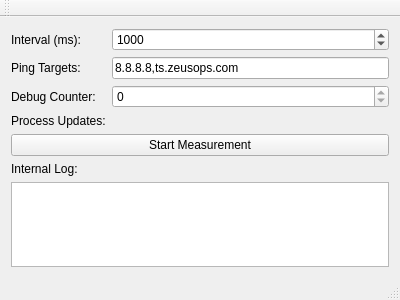
Above: src/mainwindow.ui from blizzard4591/zeusUtilities before the change. Below: the same form after it.
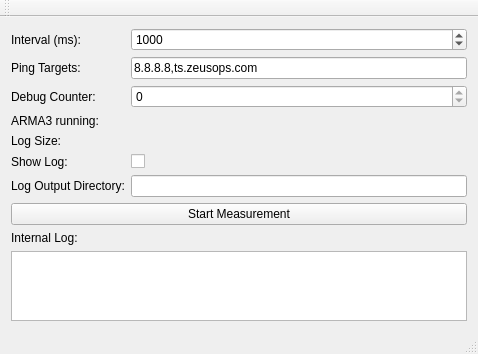
That is the form after the change.

```diff
--- a/src/mainwindow.ui
+++ b/src/mainwindow.ui
@@ -6,8 +6,8 @@
    <rect>
     <x>0</x>
     <y>0</y>
-    <width>400</width>
-    <height>300</height>
+    <width>478</width>
+    <height>339</height>
    </rect>
   </property>
   <property name="windowTitle">
@@ -77,12 +77,50 @@
       <item row="3" column="0">
        <widget class="QLabel" name="lblProcessUpdatesLabel">
         <property name="text">
-         <string>Process Updates:</string>
+         <string>ARMA3 running:</string>
         </property>
        </widget>
       </item>
       <item row="3" column="1">
-       <widget class="QLabel" name="lblProcessUpdates">
+       <widget class="QLabel" name="lblArmaState">
+        <property name="text">
+         <string/>
+        </property>
+       </widget>
+      </item>
+      <item row="5" column="0">
+       <widget class="QLabel" name="lblShowLog">
+        <property name="text">
+         <string>Show Log:</string>
+        </property>
+       </widget>
+      </item>
+      <item row="5" column="1">
+       <widget class="QCheckBox" name="cboxShowLog">
+        <property name="text">
+         <string/>
+        </property>
+       </widget>
+      </item>
+      <item row="6" column="0">
+       <widget class="QLabel" name="lblOutputDir">
+        <property name="text">
+         <string>Log Output Directory:</string>
+        </property>
+       </widget>
+      </item>
+      <item row="6" column="1">
+       <widget class="QLineEdit" name="edtOutputDir"/>
+      </item>
+      <item row="4" column="0">
+       <widget class="QLabel" name="lblLogStatsLeft">
+        <property name="text">
+         <string>Log Size:</string>
+        </property>
+       </widget>
+      </item>
+      <item row="4" column="1">
+       <widget class="QLabel" name="lblLogStats">
         <property name="text">
          <string/>
         </property>
```
Left out of the diff: 7 changed lines with no effect on the pictures.
